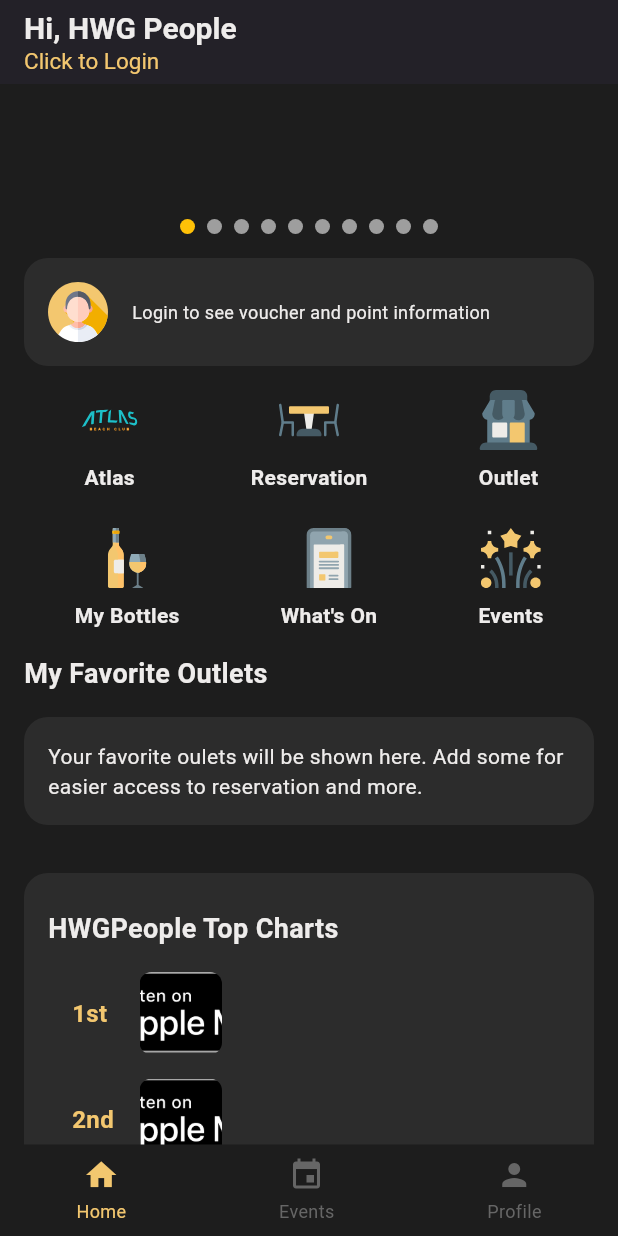
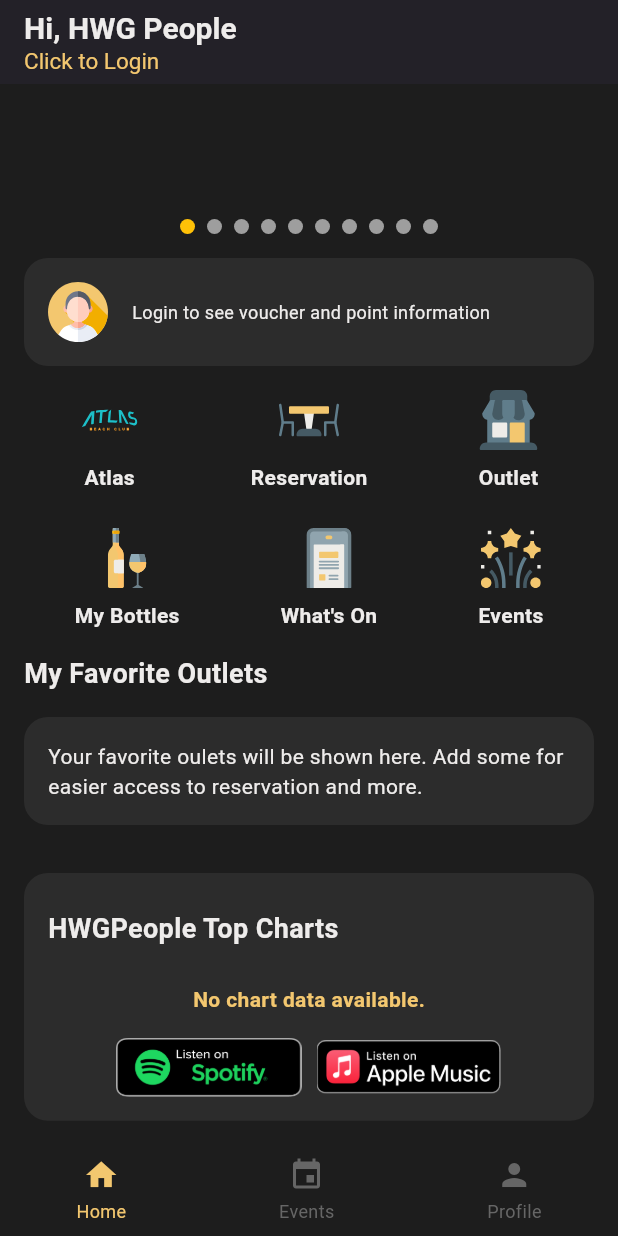
Before and after one commit to rajuwahyudii/homepage, a Flutter app: the screen it shows after launch, scrolled down 118 dp, on a phone screen of 412 x 824 dp. Run offline on Flutter 3.47's test engine with Material 3 defaults, Android fonts, the light colour scheme and no system bars; our stand-ins replace dio, flutter_svg, get, go_router; network calls fail.

Commit message:
implement dio and getx to getchart

```diff
--- a/lib/features/home/controllers/home_controller.dart
+++ b/lib/features/home/controllers/home_controller.dart
@@ -3,11 +3,11 @@
 import 'package:homepage/features/home/models/song_response.dart';
 
 class HomeController extends GetxController {
-  final HomeServices _homeServices = Get.find<HomeServices>();
+  final HomeServices _homeServices = Get.put(HomeServices());
+  RxBool isLoading = false.obs;
+  RxString errorMessage = ''.obs;
 
-  RxBool isLoading = false.obs;
-  RxList<SongsResponse> songs = <SongsResponse>[].obs;
-  RxString errorMessage = ''.obs;
+  Rx<SongsResponse> chartsong = SongsResponse().obs;
 
   @override
   void onInit() {
@@ -20,8 +20,7 @@
     errorMessage.value = '';
     try {
       final response = await _homeServices.getChartFromAPI();
-      // posts.value = response.map((json) => Post.fromJson(json)).toList();
-      // posts.value = response;
+      chartsong.value = response;
     } catch (e) {
       errorMessage.value = e.toString();
     } finally {
--- a/lib/features/home/data/home_services.dart
+++ b/lib/features/home/data/home_services.dart
@@ -9,7 +9,7 @@
   Future<SongsResponse> getChartFromAPI() async {
     try {
       final response = await dio.get('$baseUrl/songs/charts/latest');
-      return SongsResponse.fromJson(response.data);
+      return SongsResponse.fromJson(response.data['data']);
     } catch (e) {
       throw Exception('Failed to load posts: $e');
     }
--- /dev/null
+++ b/lib/features/home/models/chart_songs.dart
@@ -0,0 +1,22 @@
+import 'package:homepage/features/home/models/song.dart';
+
+class ChartSong {
+  int? position;
+  Song? song;
+
+  ChartSong({this.position, this.song});
+
+  factory ChartSong.fromJson(Map<String, dynamic> json) {
+    return ChartSong(
+      position: json['position'],
+      song: Song.fromJson(json['song']),
+    );
+  }
+
+  Map<String, dynamic> toJson() {
+    final Map<String, dynamic> data = <String, dynamic>{};
+    data['position'] = position;
+    data['song'] = song?.toJson();
+    return data;
+  }
+}
--- a/lib/features/home/widgets/charts.dart
+++ b/lib/features/home/widgets/charts.dart
@@ -1,10 +1,14 @@
 import 'package:flutter/material.dart';
+import 'package:get/get.dart';
 import 'package:homepage/constants/screen_size.dart';
 import 'package:homepage/constants/style/color.dart';
+import 'package:homepage/features/home/controllers/home_controller.dart';
+import 'package:homepage/features/home/models/chart_songs.dart';
 import 'package:homepage/features/home/widgets/chart_card.dart';
 
 class ChartsWidget extends StatelessWidget {
-  const ChartsWidget({super.key});
+  HomeController homeController = Get.put(HomeController());
+  ChartsWidget({super.key});
 
   @override
   Widget build(BuildContext context) {
@@ -32,14 +36,46 @@
               ),
             ),
 
-            ListView.builder(
-              physics: NeverScrollableScrollPhysics(),
-              shrinkWrap: true,
-              itemCount: 4,
-              itemBuilder: (context, index) {
-                return buildChartCard(position: index + 1);
-              },
-            ),
+            Obx(() {
+              if (homeController.isLoading.value) {
+                return Padding(
+                  padding: const EdgeInsets.all(16.0),
+                  child: Center(
+                    child: CircularProgressIndicator(
+                      color: MyColor.kColorPrimary,
+                    ),
+                  ),
+                );
+              } else if (homeController.chartsong.value.songs == null ||
+                  homeController.chartsong.value.songs!.isEmpty) {
+                return Padding(
+                  padding: const EdgeInsets.all(16.0),
+                  child: Center(
+                    child: Text(
+                      "No chart data available.",
+                      style: TextStyle(
+                        color: MyColor.kColorPrimary,
+                        fontWeight: FontWeight.w600,
+                      ),
+                    ),
+                  ),
+                );
+              }
+              return ListView.builder(
+                physics: NeverScrollableScrollPhysics(),
+                shrinkWrap: true,
+                itemCount: homeController.chartsong.value.songs!.length,
+                itemBuilder: (context, index) {
+                  ChartSong data = homeController.chartsong.value.songs![index];
+                  return buildChartCard(
+                    position: data.position,
+                    artist: data.song!.artistName,
+                    title: data.song!.title,
+                    image: data.song!.artistProfilePicture,
+                  );
+                },
+              );
+            }),
 
             Row(
               mainAxisAlignment: MainAxisAlignment.center,
```
Also changed, not shown: lib/features/home/models/song.dart (+12 -10 lines), lib/features/home/models/song_response.dart (+15 -10 lines), lib/features/home/models/songs.dart (deleted, +0 -22 lines), lib/features/home/widgets/chart_card.dart (+14 -5 lines).
